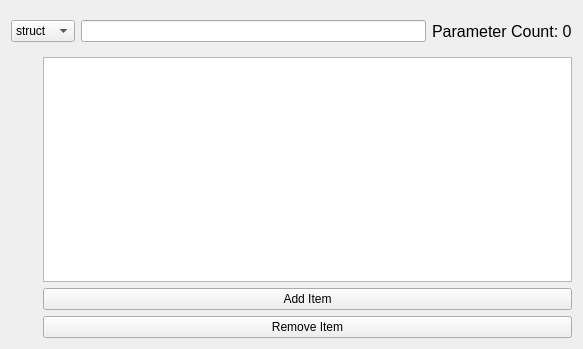
First picture: the form in code_gen/ui_files/struct_parameter.ui, repository Berkay-Ates/c-config, before the edit.
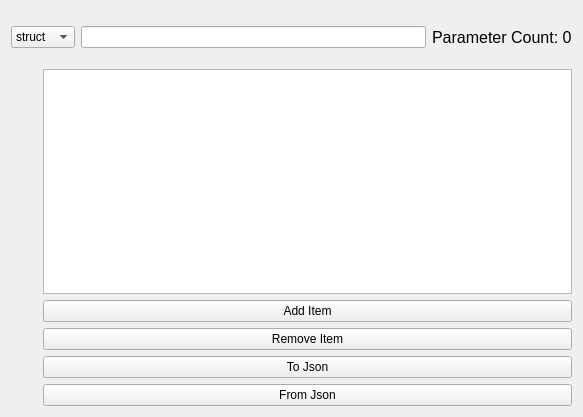
Second picture: the form after the edit.

Commit message: json converting state managing

The edit to the form file:
```diff
--- a/code_gen/ui_files/struct_parameter.ui
+++ b/code_gen/ui_files/struct_parameter.ui
@@ -7,7 +7,7 @@
     <x>0</x>
     <y>0</y>
     <width>583</width>
-    <height>349</height>
+    <height>417</height>
    </rect>
   </property>
   <property name="windowTitle">
@@ -92,6 +92,20 @@
            </property>
           </widget>
          </item>
+         <item>
+          <widget class="QPushButton" name="pushButton_to_json">
+           <property name="text">
+            <string>To Json</string>
+           </property>
+          </widget>
+         </item>
+         <item>
+          <widget class="QPushButton" name="pushButton_from_json">
+           <property name="text">
+            <string>From Json</string>
+           </property>
+          </widget>
+         </item>
         </layout>
        </item>
       </layout>
```
The commit also changes 21 other files.
